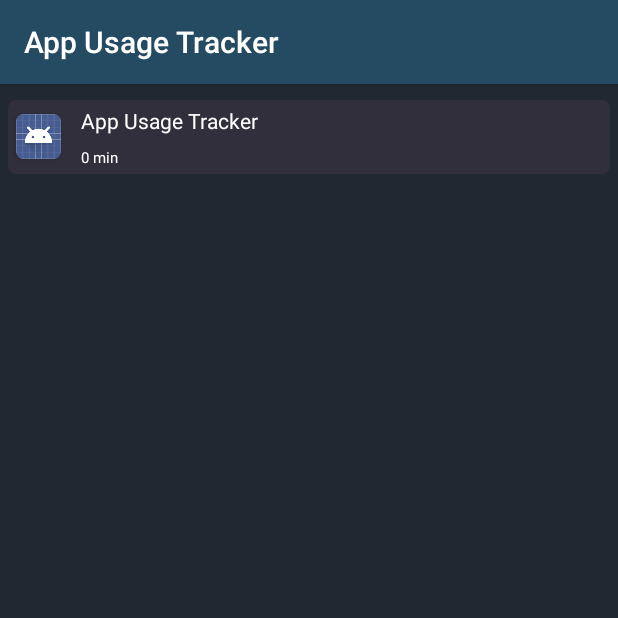
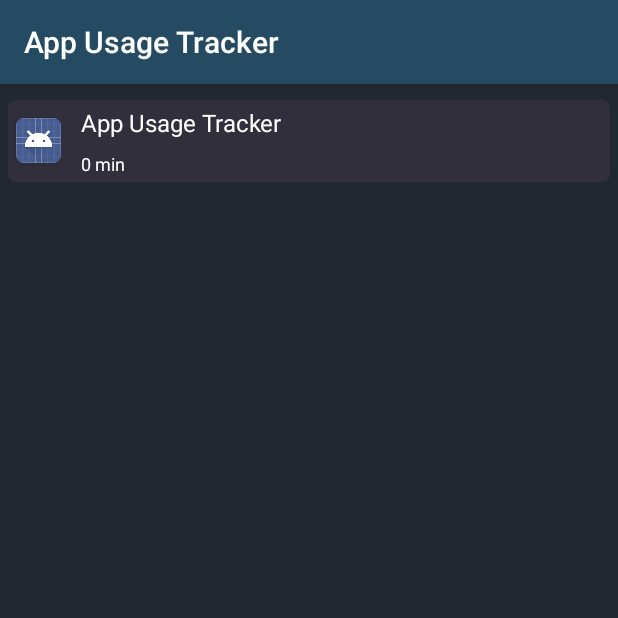
Before and after one commit to diptodeydip/App_Usage_Tracker, an Android app: the screen it shows after launch (AppList), on a phone screen of 412 x 824 dp, the top half of it. Run offline under Robolectric (Android 15) with nearby library versions, the phone set to English and light mode, and no system bars; libraries missing offline, so code that uses them is left out: com.github.mikephil.charting.

```diff
--- a/app/src/main/java/com/example/app_usage_tracker/AppList.java
+++ b/app/src/main/java/com/example/app_usage_tracker/AppList.java
@@ -9,15 +9,21 @@ import android.app.AppOpsManager;
 import android.app.PendingIntent;
 import android.content.Context;
 import android.content.Intent;
-import android.content.SharedPreferences;
 import android.content.pm.ApplicationInfo;
 import android.content.pm.PackageInfo;
 import android.content.pm.PackageManager;
 import android.graphics.drawable.Drawable;
 import android.os.Bundle;
+import android.os.Environment;
 import android.provider.Settings;
 import android.widget.Toast;
 
+import org.json.JSONException;
+import org.json.JSONObject;
+
+import java.io.BufferedWriter;
+import java.io.File;
+import java.io.FileWriter;
 import java.util.ArrayList;
 import java.util.Calendar;
 import java.util.HashMap;
@@ -26,20 +32,18 @@ import java.util.List;
 import static android.app.AppOpsManager.MODE_ALLOWED;
 
 public class AppList extends AppCompatActivity {
-    private final String TAG = "ahtrap";
-    private HashMap<String, AppUsageInfo> appsUsageInfo, testMap;
-    private SharedPreferences sharedPreferences;
+    private HashMap<String, AppUsageInfo> appsUsageInfo;
     AppListAdapter adapter;
 
     @Override
     protected void onCreate(Bundle savedInstanceState) {
         super.onCreate(savedInstanceState);
         setContentView(R.layout.activity_app_list);
-        sharedPreferences = getSharedPreferences(ImportantStuffs.SHARED_PREFERENCE, MODE_PRIVATE);
-        if(!checkIfFirst())
-            testThings();
-        if(isUsagePermissionEnabled() == true)
+        testThings();
+        checkIfFirst();
+        if(isUsagePermissionEnabled() == true){
             startAlarm();
+        }
     }
 
     @Override
@@ -59,12 +63,11 @@ public class AppList extends AppCompatActivity {
     }
 
     private boolean checkIfFirst(){
-        SharedPreferences sharedPreferences = getSharedPreferences("AppUsageData", MODE_PRIVATE);
-        SharedPreferences.Editor editor = sharedPreferences.edit();
-        Long time = sharedPreferences.getLong("checkpoint", 0);
-        if(time == 0){
-            ImportantStuffs.showLog("no checkpoint data");
+        String info = ImportantStuffs.getStringFromJson("info.json", this);
+        if(info == ""){
+            ImportantStuffs.showLog("No checkpoint data");
             Calendar calendar = Calendar.getInstance();
+            JSONObject jsonInfo = new JSONObject();
 
             calendar.set(Calendar.MILLISECOND,0);
             calendar.set(Calendar.SECOND, 0);
@@ -74,9 +77,15 @@ public class AppList extends AppCompatActivity {
             calendar.add(Calendar.WEEK_OF_MONTH,-1);
             calendar.set(Calendar.AM_PM, Calendar.AM);
 
-            time = calendar.getTimeInMillis();
-            editor.putLong("checkpoint", time);
-            editor.commit();
+            Long time = calendar.getTimeInMillis();
+            try {
+                jsonInfo.put("checkpoint", time);
+            } catch (JSONException e) {
+                e.printStackTrace();
+                ImportantStuffs.showLog("Checkpoint can't be initialized");
+            }
+            if(!ImportantStuffs.saveFileLocally("info.json", jsonInfo.toString(), this))
+                ImportantStuffs.showLog("Checkpoint can't be initialized");
             return true;
         }
         return false;
@@ -98,21 +107,19 @@ public class AppList extends AppCompatActivity {
     }
 
     private void testThings() {
-
-//        long t1 = ImportantStuffs.getCurrentHour(), t2 = ImportantStuffs.getRecentHourFromTime(ImportantStuffs.getCurrentTime());
-//        ImportantStuffs.showLog(ImportantStuffs.getDateFromMilliseconds(t1), ImportantStuffs.getDateFromMilliseconds(t2));
-
-//        String packageName = "com.example.app_usage_tracker";
-//        long weekStartTime = ImportantStuffs.getRecentWeekFromTime(ImportantStuffs.getCurrentTime());
-//
-//        ArrayList<Long>usageData = AppUsageDataController.getWeeklyUsageDataInDailyList(weekStartTime, packageName, this);
-//        long totalUsage = 0;
-//        for(long usage:usageData){
-//            totalUsage += usage;
-//            ImportantStuffs.showLog(ImportantStuffs.getDateFromMilliseconds(weekStartTime), ImportantStuffs.getTimeFromMillisecond(usage));
-//            weekStartTime += ImportantStuffs.MILLISECONDS_IN_DAY;
+//        try{
+//            String path = getExternalFilesDir("").getAbsolutePath();
+//            ImportantStuffs.showLog(path);
+//            File file = new File(path, "testFile8.json");
+//            FileWriter fw = new FileWriter(file.getAbsoluteFile());
+//            BufferedWriter bw = new BufferedWriter(fw);
+//            bw.write("hello :(");
+//            bw.close();
+//            fw.close();
+//        } catch (Exception e) {
+//            e.printStackTrace();
+//            ImportantStuffs.showLog("Can't save file :(");
 //        }
-//        ImportantStuffs.showLog("Total Usage:", ImportantStuffs.getTimeFromMillisecond(totalUsage));
     }
 
     public void addOtherAppsToAppsUsageInfo(){
--- a/app/src/main/java/com/example/app_usage_tracker/MyBroadcastReceiver.java
+++ b/app/src/main/java/com/example/app_usage_tracker/MyBroadcastReceiver.java
@@ -268,6 +268,7 @@ public class MyBroadcastReceiver extends BroadcastReceiver {
 
 
     //when using NetworkStatsManager you need the subscriber id
+    @SuppressLint("MissingPermission")
     @RequiresApi(api = Build.VERSION_CODES.M)
     public static String getSubscriberId(Context context) {
             TelephonyManager tm = (TelephonyManager) context.getSystemService(Context.TELEPHONY_SERVICE);
--- a/app/src/main/res/layout/list_item.xml
+++ b/app/src/main/res/layout/list_item.xml
@@ -1,7 +1,6 @@
 <?xml version="1.0" encoding="utf-8"?>
 <LinearLayout xmlns:android="http://schemas.android.com/apk/res/android"
     xmlns:app="http://schemas.android.com/apk/res-auto"
-    xmlns:tools="http://schemas.android.com/tools"
     android:id="@+id/item_layout"
     android:layout_width="match_parent"
     android:layout_height="wrap_content"
@@ -21,8 +20,8 @@
 
         <ImageView
             android:id="@+id/avatar"
-            android:layout_width="30dp"
-            android:layout_height="30dp"/>
+            android:layout_width="30sp"
+            android:layout_height="30sp"/>
     </androidx.cardview.widget.CardView>
 
     <androidx.constraintlayout.widget.ConstraintLayout
@@ -40,7 +39,7 @@
             android:layout_marginBottom="8dp"
             android:text="TextView"
             android:textColor="#FFFFFF"
-            android:textSize="14sp"
+            android:textSize="16sp"
             app:layout_constraintBottom_toTopOf="@+id/usage_time"
             app:layout_constraintEnd_toEndOf="parent"
             app:layout_constraintStart_toStartOf="parent"
@@ -55,7 +54,7 @@
             android:layout_marginBottom="4dp"
             android:text="TextView"
             android:textColor="#FFFFFF"
-            android:textSize="10sp"
+            android:textSize="12sp"
             app:layout_constraintBottom_toBottomOf="parent"
             app:layout_constraintEnd_toEndOf="parent"
             app:layout_constraintHorizontal_bias="0.0"
@@ -69,7 +68,7 @@
             android:layout_marginBottom="4dp"
             android:text="TextView"
             android:textColor="#FFFFFF"
-            android:textSize="10sp"
+            android:textSize="12sp"
             app:layout_constraintBottom_toBottomOf="parent"
             app:layout_constraintEnd_toEndOf="parent"
             app:layout_constraintHorizontal_bias="1.0"
```
Also changed, not shown: app/src/main/java/com/example/app_usage_tracker/AppDetails.java (+52 -32 lines), app/src/main/java/com/example/app_usage_tracker/AppUsageDataController.java (+38 -17 lines), app/src/main/java/com/example/app_usage_tracker/AppUsageInfo.java (+35 -46 lines), app/src/main/java/com/example/app_usage_tracker/ImportantStuffs.java (+33 -11 lines).
